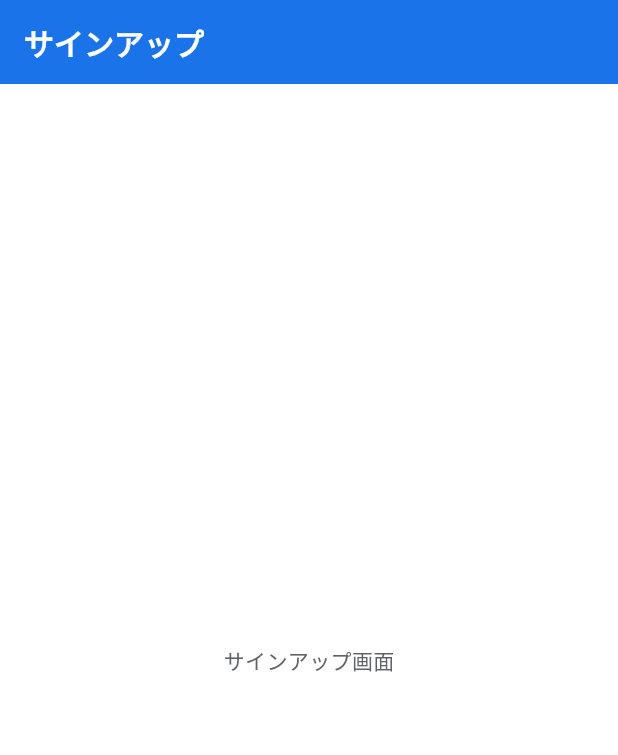
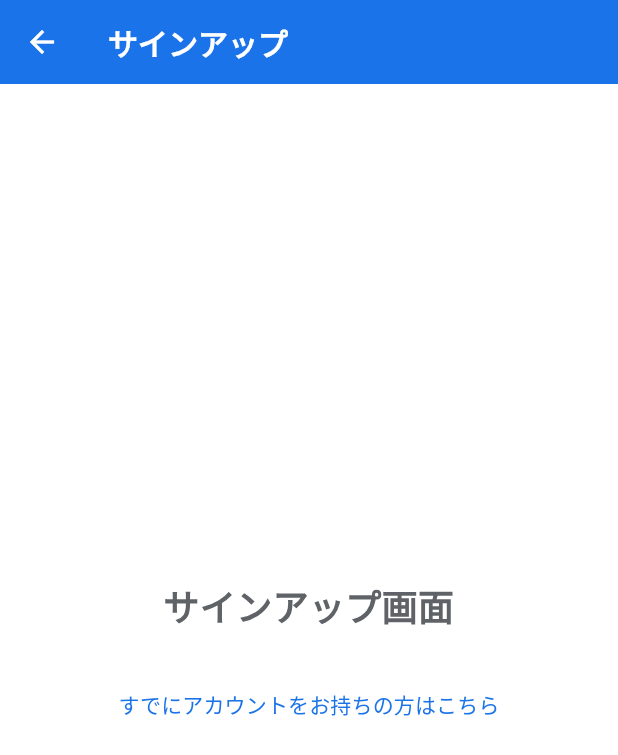
Before and after one commit to Chi-Tako/Gakunote, a Flutter app: the SignupPage screen opened by its route, on a phone screen of 412 x 824 dp. Shown: the top 755 px of the screen. Run offline on Flutter 3.47's test engine with Material 3 defaults, Android fonts, the phone set to English and light mode, and no system bars; our stand-ins replace firebase_core, flutter_markdown, go_router; missing offline and left inert: flutter_math_fork; accounts and stored records are empty.

Commit message:
戻るボタンの実装と、ブロックの編集機能の修正

```diff
--- a/lib/app/router.dart
+++ b/lib/app/router.dart
@@ -32,22 +32,7 @@ final appRouter = GoRouter(
       builder: (context, state) => const SignupPage(),
     ),
   ],
-  // リダイレクト処理（認証状態に応じて）
-  // 認証機能が実装されるまでコメントアウト
-  /*
-  redirect: (context, state) {
-    final isLoggedIn = false; // 認証状態の確認（後で実装）
-    final isAuthRoute = state.fullPath == '/login' || state.fullPath == '/signup';
-
-    if (!isLoggedIn && !isAuthRoute) {
-      return '/login';
-    }
-
-    if (isLoggedIn && isAuthRoute) {
-      return '/notes';
-    }
-
-    return null;
-  },
-  */
+  // 以下を追加
+  redirectLimit: 10, // リダイレクト制限
+  debugLogDiagnostics: true, // デバッグログを有効化（開発時に便利）
 );
--- a/lib/features/auth/presentation/pages/signup_page.dart
+++ b/lib/features/auth/presentation/pages/signup_page.dart
@@ -1,4 +1,5 @@
 import 'package:flutter/material.dart';
+import 'package:go_router/go_router.dart';
 
 class SignupPage extends StatelessWidget {
   const SignupPage({Key? key}) : super(key: key);
@@ -8,9 +9,34 @@ class SignupPage extends StatelessWidget {
     return Scaffold(
       appBar: AppBar(
         title: const Text('サインアップ'),
+        // 戻るボタンを追加
+        leading: IconButton(
+          icon: const Icon(Icons.arrow_back),
+          onPressed: () {
+            // 明示的にログイン画面に戻る
+            context.go('/login');
+          },
+        ),
       ),
-      body: const Center(
-        child: Text('サインアップ画面'),
+      body: Padding(
+        padding: const EdgeInsets.all(16.0),
+        child: Column(
+          mainAxisAlignment: MainAxisAlignment.center,
+          crossAxisAlignment: CrossAxisAlignment.stretch,
+          children: [
+            const Text(
+              'サインアップ画面',
+              style: TextStyle(fontSize: 24, fontWeight: FontWeight.bold),
+              textAlign: TextAlign.center,
+            ),
+            const SizedBox(height: 24),
+            // ここにサインアップフォームを追加（実装時に追加）
+            TextButton(
+              onPressed: () => context.go('/login'),
+              child: const Text('すでにアカウントをお持ちの方はこちら'),
+            ),
+          ],
+        ),
       ),
     );
   }
--- a/lib/features/notes/presentation/widgets/note_app_bar.dart
+++ b/lib/features/notes/presentation/widgets/note_app_bar.dart
@@ -1,5 +1,5 @@
-// lib/features/notes/presentation/widgets/note_app_bar.dart
 import 'package:flutter/material.dart';
+import 'package:go_router/go_router.dart';
 
 /// ノート詳細画面のAppBar
 class NoteAppBar extends StatelessWidget implements PreferredSizeWidget {
@@ -9,6 +9,7 @@ class NoteAppBar extends StatelessWidget implements PreferredSizeWidget {
   final FocusNode titleFocusNode;
   final VoidCallback onEditToggle;
   final VoidCallback onOptionsPressed;
+  final bool showBackButton; // 戻るボタン表示フラグを追加
 
   const NoteAppBar({
     Key? key,
@@ -18,11 +19,26 @@ class NoteAppBar extends StatelessWidget implements PreferredSizeWidget {
     required this.titleFocusNode,
     required this.onEditToggle,
     required this.onOptionsPressed,
+    this.showBackButton = true, // デフォルトでは表示する
   }) : super(key: key);
 
   @override
   Widget build(BuildContext context) {
     return AppBar(
+      leading: showBackButton
+          ? IconButton(
+              icon: const Icon(Icons.arrow_back),
+              onPressed: () {
+                // 編集中の場合は確認ダイアログを表示
+                if (isEditing) {
+                  _showUnsavedChangesDialog(context);
+                } else {
+                  // 安全に戻る処理
+                  _safeGoBack(context);
+                }
+              },
+            )
+          : null,
       title: isEditing
           ? TextField(
               controller: titleController,
@@ -51,6 +67,41 @@ class NoteAppBar extends StatelessWidget implements PreferredSizeWidget {
     );
   }
 
+  // 安全に戻る処理
+  void _safeGoBack(BuildContext context) {
+    // CanPopスコープを使用して、バックナビゲーションが可能かチェック
+    if (Navigator.of(context).canPop()) {
+      Navigator.of(context).pop();
+    } else {
+      // ナビゲーションスタックが空の場合は、明示的に特定のルートに遷移
+      context.go('/notes');
+    }
+  }
+
+  // 未保存の変更がある場合の確認ダイアログ
+  void _showUnsavedChangesDialog(BuildContext context) {
+    showDialog(
+      context: context,
+      builder: (context) => AlertDialog(
+        title: const Text('未保存の変更'),
+        content: const Text('変更内容が保存されていません。このまま戻りますか？'),
+        actions: [
+          TextButton(
+            onPressed: () => Navigator.pop(context), // ダイアログを閉じる
+            child: const Text('キャンセル'),
+          ),
+          TextButton(
+            onPressed: () {
+              Navigator.pop(context); // ダイアログを閉じる
+              _safeGoBack(context); // 安全な戻る処理を使用
+            },
+            child: const Text('破棄して戻る'),
+          ),
+        ],
+      ),
+    );
+  }
+
   @override
   Size get preferredSize => const Size.fromHeight(kToolbarHeight);
 }
```
Also changed, not shown: lib/features/auth/presentation/pages/login_page.dart (+28 -2 lines), lib/features/notes/presentation/pages/note_detail_page.dart (+22 -10 lines), pubspec.lock.
